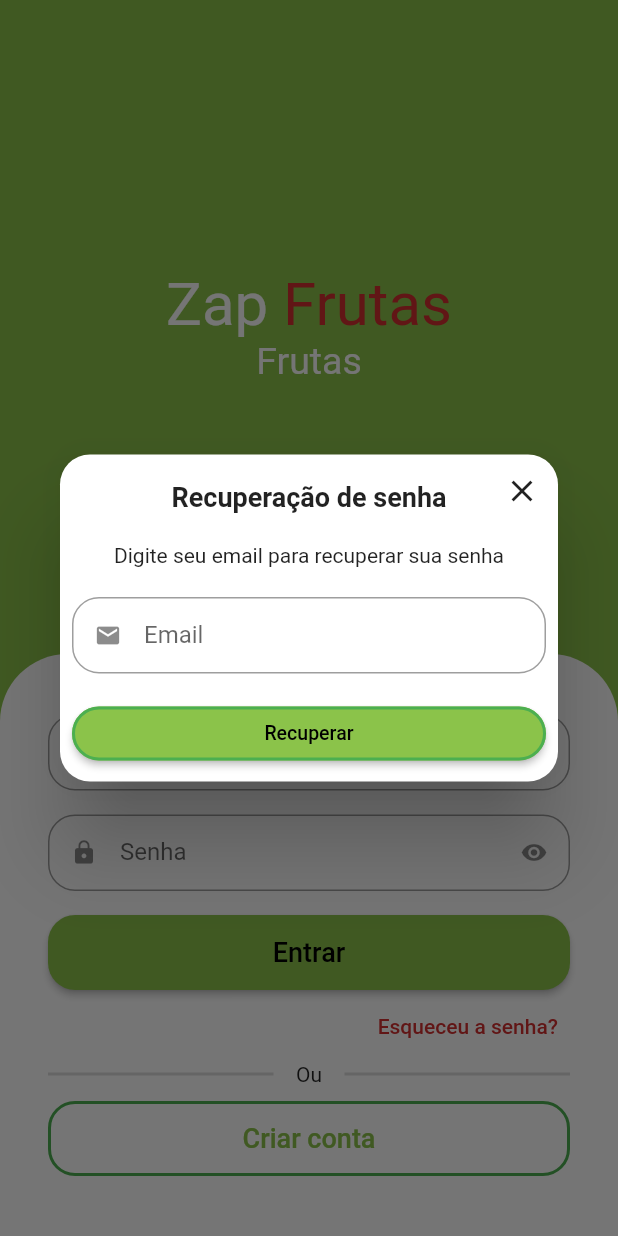
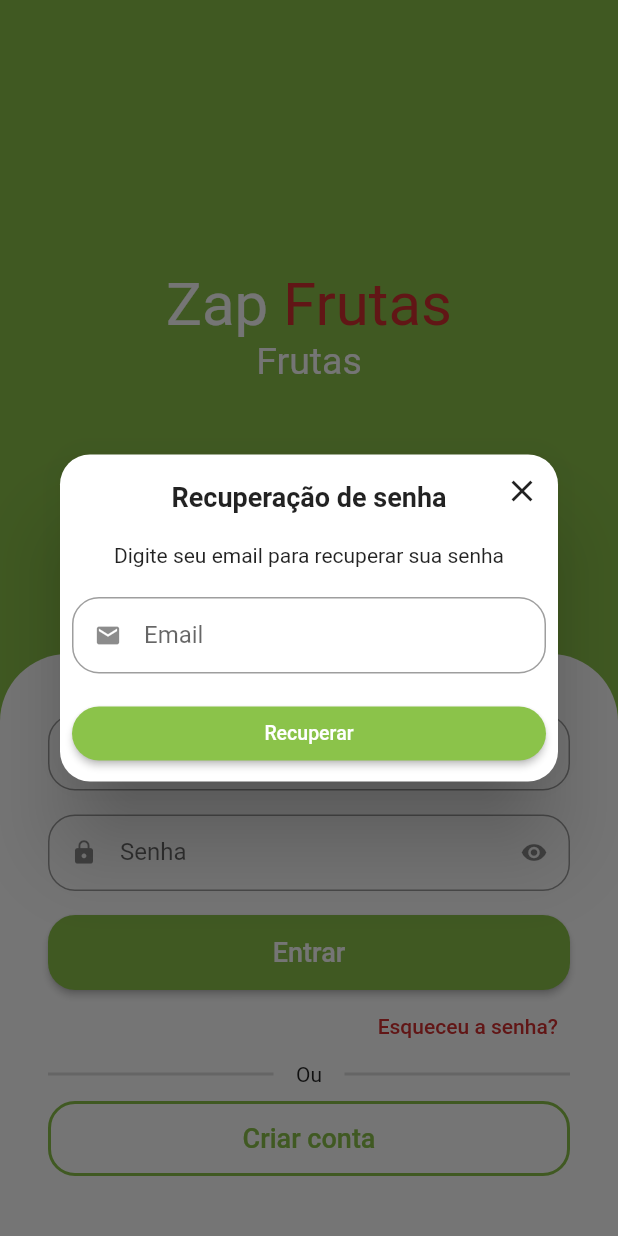
Before and after one commit to Matheus-hora48/loja-flutter, a Flutter app: the SignInScreen screen opened by its route, after a tap on "Esqueceu a senha?", on a phone screen of 412 x 824 dp. Run offline on Flutter 3.47's test engine with Material 2 defaults, Android fonts, the phone set to English and light mode, and no system bars; drawn by our look-alikes of animated_text_kit; our stand-ins replace dio, flutter_secure_storage, fluttertoast, freezed_annotation, get, mask_text_input_formatter and 1 more; missing offline and left inert: add_to_cart_animation, clipboard; accounts and stored records are empty.

Commit message:
Corringo o auth

```diff
--- a/app/lib/src/pages/auth/view/components/forgot_password_dialog.dart
+++ b/app/lib/src/pages/auth/view/components/forgot_password_dialog.dart
@@ -74,10 +74,6 @@ class ForgotPasswordDialog extends StatelessWidget {
                     shape: RoundedRectangleBorder(
                       borderRadius: BorderRadius.circular(20),
                     ),
-                    side: const BorderSide(
-                      width: 2,
-                      color: Colors.green,
-                    ),
                   ),
                   onPressed: () {
                     if (_formFieldKey.currentState!.validate()) {
@@ -89,6 +85,7 @@ class ForgotPasswordDialog extends StatelessWidget {
                     'Recuperar',
                     style: TextStyle(
                       fontSize: 13,
+                      color: Colors.white,
                     ),
                   ),
                 ),
--- a/app/lib/src/pages/auth/view/sign_in_screen.dart
+++ b/app/lib/src/pages/auth/view/sign_in_screen.dart
@@ -133,6 +133,7 @@ class SignInScreen extends StatelessWidget {
                                       'Entrar',
                                       style: TextStyle(
                                         fontSize: 18,
+                                        color: Colors.white,
                                       ),
                                     ),
                             );
@@ -203,9 +204,9 @@ class SignInScreen extends StatelessWidget {
                             shape: RoundedRectangleBorder(
                               borderRadius: BorderRadius.circular(18),
                             ),
-                            side: const BorderSide(
+                            side: BorderSide(
                               width: 2,
-                              color: Colors.green,
+                              color: CustomColors.customSwatchColor,
                             ),
                           ),
                           onPressed: () {
--- a/app/lib/src/pages/auth/view/sing_up_screen.dart
+++ b/app/lib/src/pages/auth/view/sing_up_screen.dart
@@ -137,6 +137,7 @@ class SignUpScreen extends StatelessWidget {
                                         'Cadastrar usuário',
                                         style: TextStyle(
                                           fontSize: 18,
+                                          color: Colors.white,
                                         ),
                                       ),
                               );
```
